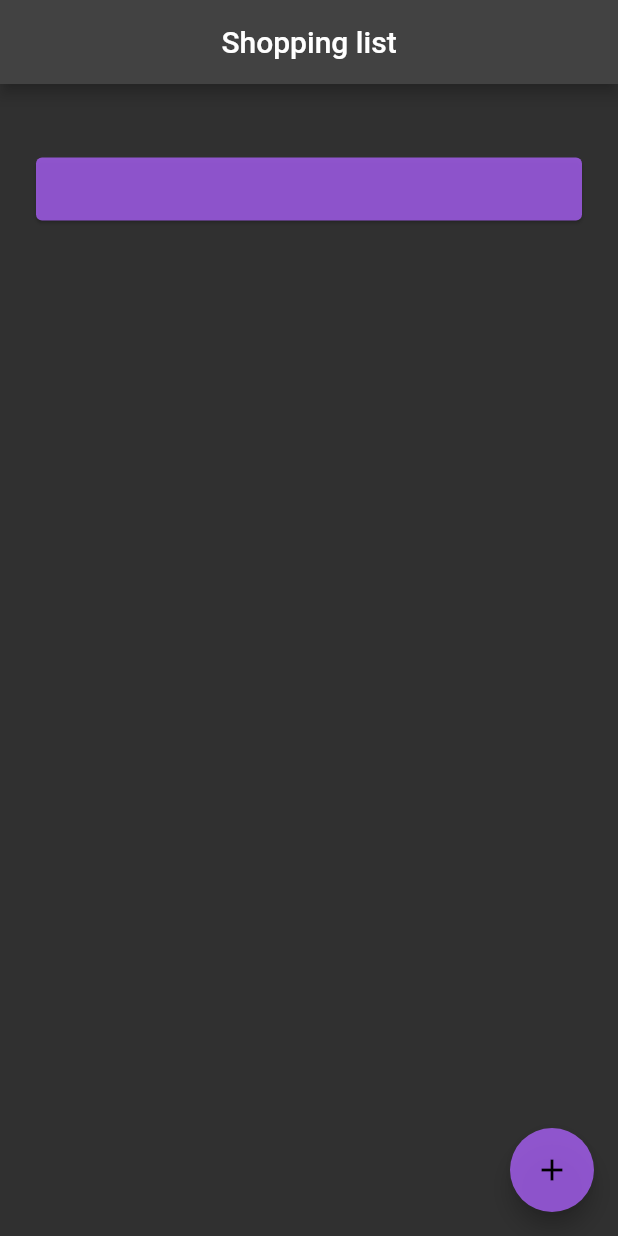
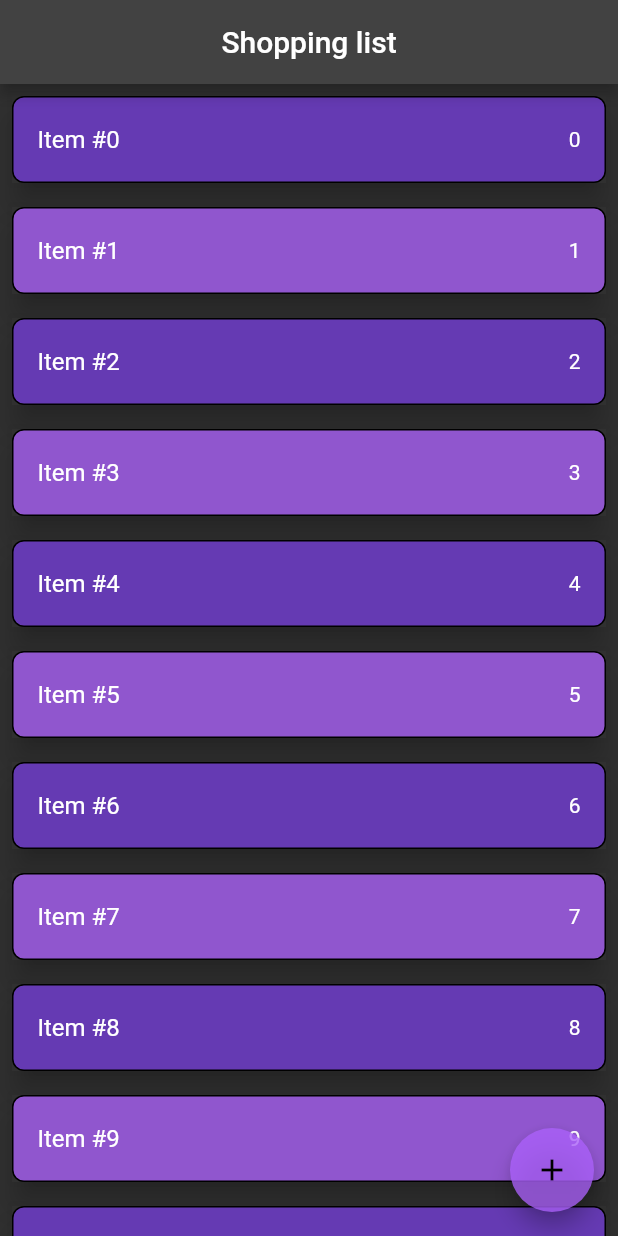
Before and after one commit to LucasMonir/Custom-Shopping-List, a Flutter app: the screen it shows after launch, on a phone screen of 412 x 824 dp. Run offline on Flutter 3.47's test engine with Material 2 defaults, Android fonts, the phone set to English and light mode, and no system bars; missing offline and left inert: dart:html.

Commit message:
ListView added, list tiles added, todo: fix list length!

```diff
--- a/lib/pages/home_page.dart
+++ b/lib/pages/home_page.dart
@@ -1,4 +1,4 @@
-import 'package:custom_wish_list/widgets/card_widget.dart';
+import 'package:custom_wish_list/widgets/tile_widget.dart';
 import 'package:flutter/material.dart';
 
 class HomePage extends StatefulWidget {
@@ -9,6 +9,7 @@ class HomePage extends StatefulWidget {
 }
 
 class _HomePageState extends State<HomePage> {
+  List<String> list = List.generate(80, (index) => 'Item #$index');
   @override
   Widget build(BuildContext context) {
     return Scaffold(
@@ -26,7 +27,14 @@ class _HomePageState extends State<HomePage> {
             width: MediaQuery.of(context).size.width,
             height: MediaQuery.of(context).size.height,
           ),
-          const CardWidget(title: 'aaaa', price: 1111),
+          ListView.builder(
+            cacheExtent: 25,
+            itemBuilder: (context, index) => TileWidget(
+              title: list[index],
+              index: index,
+              price: index.toString(),
+            ),
+          )
         ],
       ),
       floatingActionButton: FloatingActionButton(
--- a/lib/widgets/card_widget.dart
+++ /dev/null
@@ -1,24 +0,0 @@
-import 'package:flutter/material.dart';
-
-class CardWidget extends StatelessWidget {
-  final String title;
-  final double price;
-  const CardWidget({super.key, required this.title, required this.price});
-
-  @override
-  Widget build(BuildContext context) {
-    return Padding(
-      padding: const EdgeInsets.all(20.0),
-      child: Center(
-        heightFactor: 2,
-        child: SizedBox(
-          width: MediaQuery.of(context).size.width,
-          height: 50,
-          child: const Card(
-            color: Color.fromARGB(197, 172, 97, 252),
-          ),
-        ),
-      ),
-    );
-  }
-}
--- /dev/null
+++ b/lib/widgets/tile_widget.dart
@@ -0,0 +1,53 @@
+import 'dart:html';
+
+import 'package:flutter/material.dart';
+
+class TileWidget extends StatelessWidget {
+  final int index;
+  final String title;
+  final String price;
+  final Color oddColor = const Color.fromARGB(197, 172, 97, 252);
+  final Color evenColor = const Color.fromARGB(197, 116, 61, 218);
+
+  const TileWidget(
+      {super.key,
+      required this.title,
+      required this.index,
+      required this.price});
+
+  @override
+  Widget build(BuildContext context) {
+    return Padding(
+      padding: const EdgeInsets.all(8.0),
+      child: Material(
+        elevation: 8,
+        child: ListTile(
+          tileColor: index % 2 == 0 ? evenColor : oddColor,
+          title: Text(title),
+          trailing: Text(price),
+          shape: RoundedRectangleBorder(
+            side: const BorderSide(width: 1.0),
+            borderRadius: BorderRadius.circular(8),
+          ),
+        ),
+      ),
+    );
+  }
+
+  // @override
+  // Widget build(BuildContext context) {
+  //   return Padding(
+  //     padding: const EdgeInsets.all(20.0),
+  //     child: Center(
+  //       heightFactor: 2,
+  //       child: SizedBox(
+  //         width: MediaQuery.of(context).size.width,
+  //         height: 50,
+  //         child: const Card(
+  //           color: Color.fromARGB(197, 172, 97, 252),
+  //         ),
+  //       ),
+  //     ),
+  //   );
+  // }
+}
```
